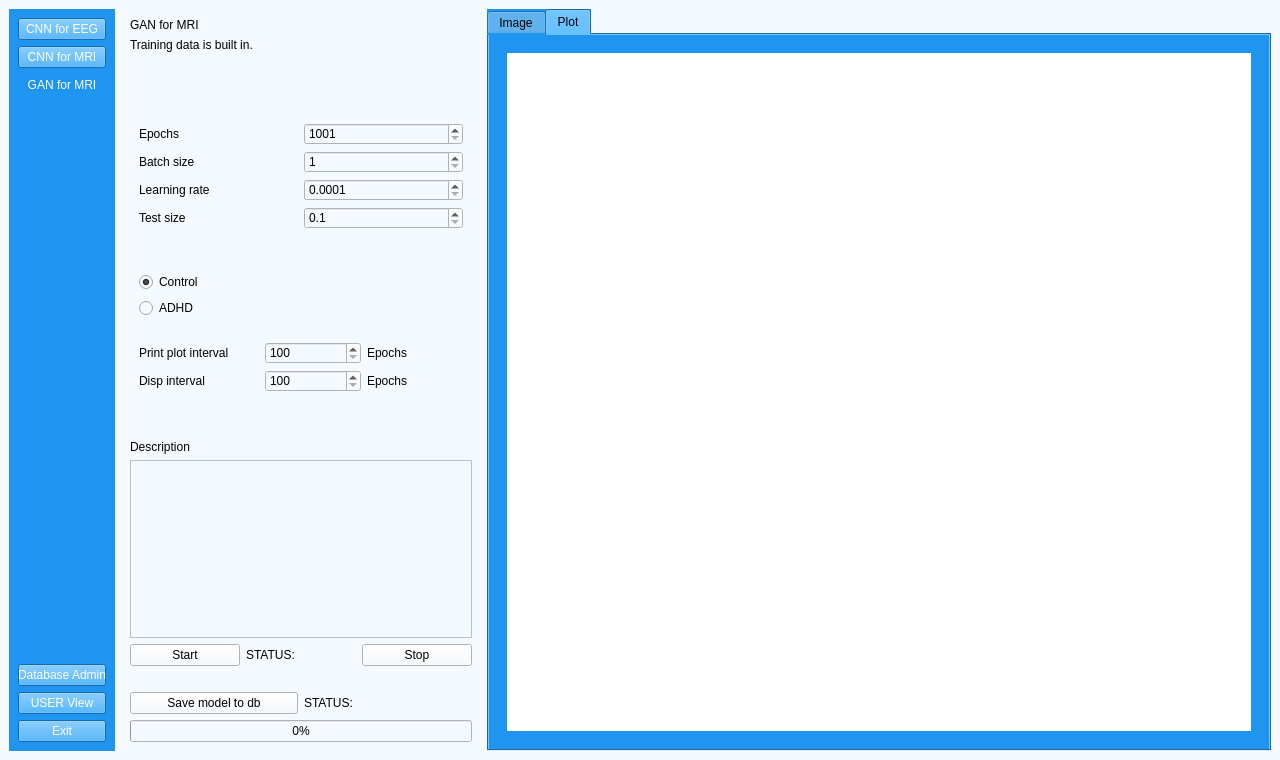
matimusial/ADHDPredictorApp, file UI/aUI_projekt_GAN.ui: the form before one commit.
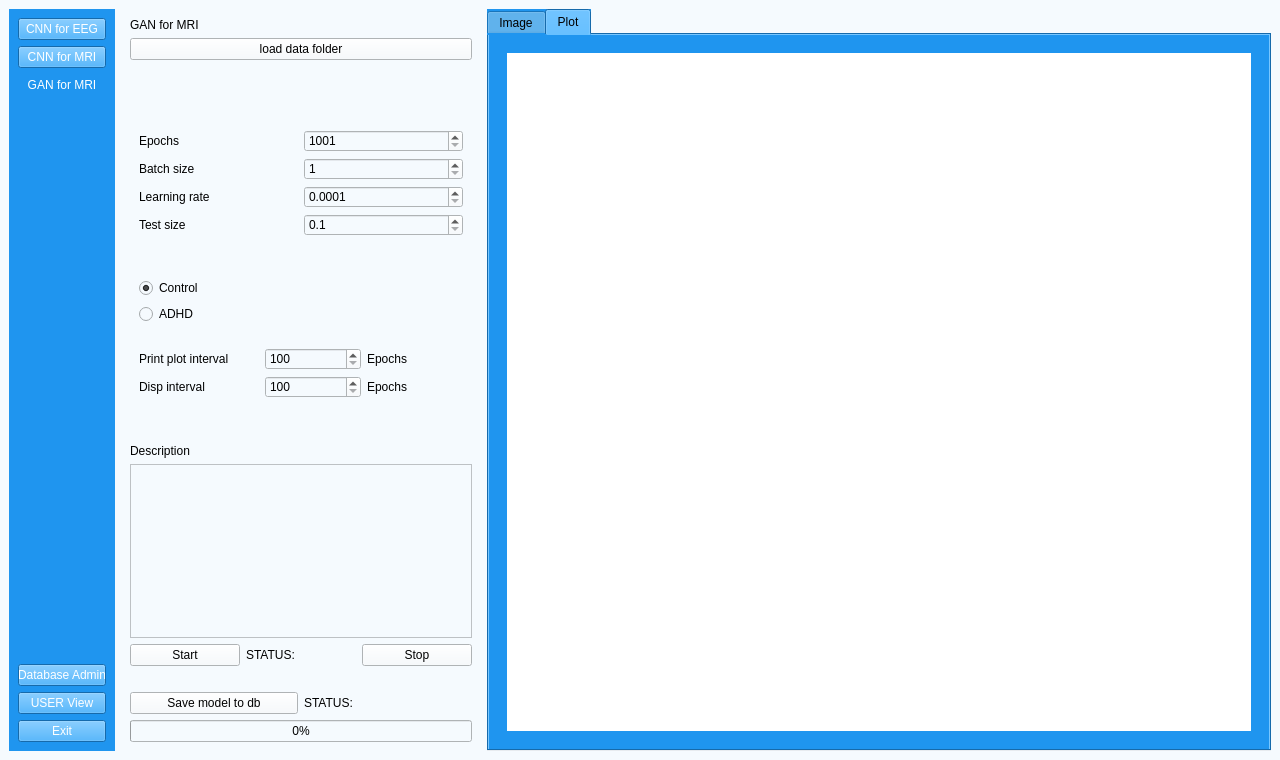
The form after the commit. Icons and pictures are not drawn.

Diff of the .ui file:
```diff
--- a/UI/aUI_projekt_GAN.ui
+++ b/UI/aUI_projekt_GAN.ui
@@ -168,15 +168,14 @@
            <item>
             <layout class="QVBoxLayout" name="verticalLayout_9">
              <item>
-              <layout class="QHBoxLayout" name="horizontalLayout_10">
+              <layout class="QHBoxLayout" name="horizontalLayout_10"/>
+             </item>
                <item>
-                <widget class="QLabel" name="path_label">
+              <widget class="QPushButton" name="folder_explore">
                  <property name="text">
-                  <string>Training data is built in.</string>
-                 </property>
-                </widget>
-               </item>
-              </layout>
+                <string>load data folder</string>
+               </property>
+              </widget>
              </item>
              <item>
               <widget class="QLabel" name="info_dump">
```
Lines whose indentation alone changed are shown as unchanged.
